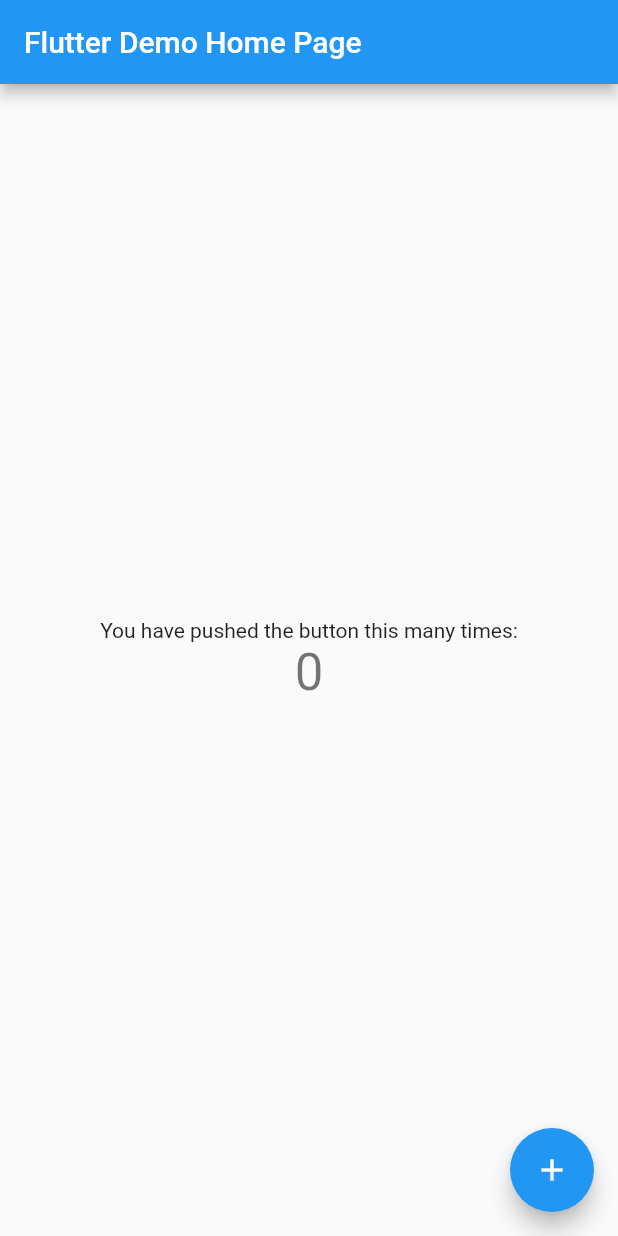
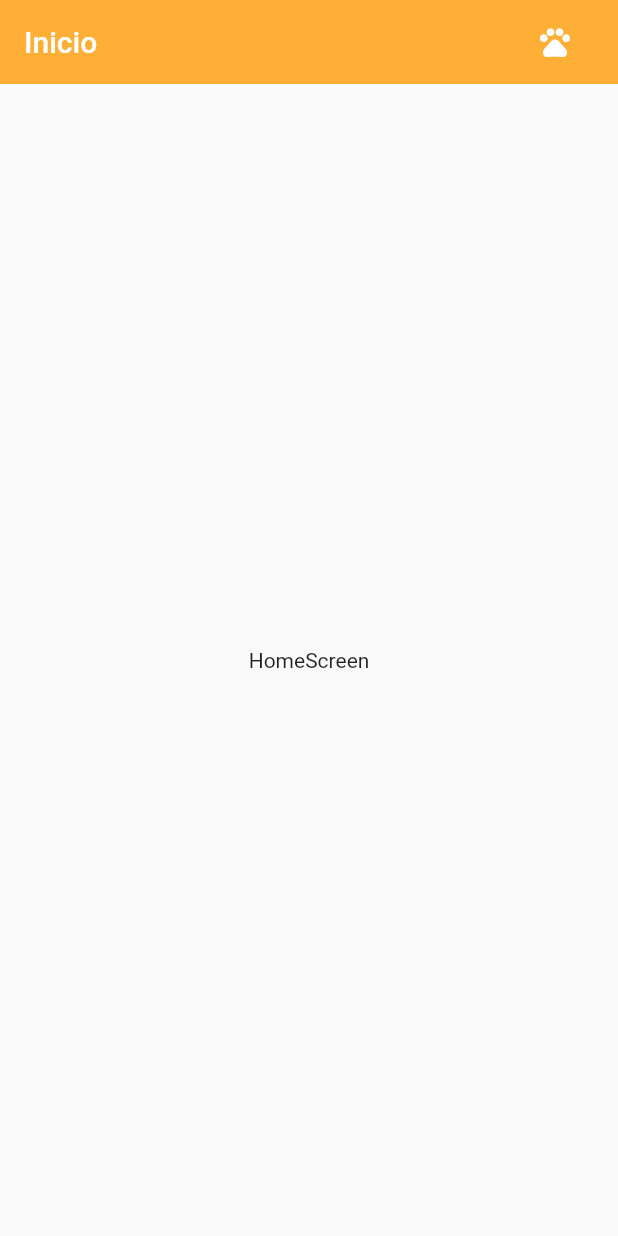
Before and after one commit to jrpardo92/petApp, a Flutter app: the screen it shows after launch, on a phone screen of 412 x 824 dp. Run offline on Flutter 3.47's test engine with Material 2 defaults, Android fonts, the light colour scheme and no system bars.

Commit message:
definicion de rutas y configuraciones principales

```diff
--- /dev/null
+++ b/lib/Screens/home_screen.dart
@@ -0,0 +1,27 @@
+import 'package:flutter/material.dart';
+
+class HomeScreen extends StatelessWidget {
+  const HomeScreen({Key? key}) : super(key: key);
+
+  @override
+  Widget build(BuildContext context) {
+    // TODO: definicion color principal de la app
+    const colorPrincipal = Color(0xffFFAF36);
+    return Scaffold(
+      appBar: AppBar(
+        elevation: 0,
+        backgroundColor: colorPrincipal,
+        title: const Text('Inicio'),
+        actions: const [
+          Padding(
+            padding: EdgeInsets.only(right: 30.0),
+            child: Icon(Icons.pets),
+          )
+        ],
+      ),
+      body: Center(
+        child: Text('HomeScreen'),
+      ),
+    );
+  }
+}
--- a/lib/main.dart
+++ b/lib/main.dart
@@ -1,115 +1,30 @@
 import 'package:flutter/material.dart';
+import 'package:pet_app/Screens/settings_screen.dart';
+import 'Screens/screens.dart';
 
-void main() {
-  runApp(const MyApp());
-}
+void main() => runApp(MyApp());
 
 class MyApp extends StatelessWidget {
-  const MyApp({Key? key}) : super(key: key);
-
-  // This widget is the root of your application.
   @override
   Widget build(BuildContext context) {
     return MaterialApp(
-      title: 'Flutter Demo',
-      theme: ThemeData(
-        // This is the theme of your application.
-        //
-        // Try running your application with "flutter run". You'll see the
-        // application has a blue toolbar. Then, without quitting the app, try
-        // changing the primarySwatch below to Colors.green and then invoke
-        // "hot reload" (press "r" in the console where you ran "flutter run",
-        // or simply save your changes to "hot reload" in a Flutter IDE).
-        // Notice that the counter didn't reset back to zero; the application
-        // is not restarted.
-        primarySwatch: Colors.blue,
-      ),
-      home: const MyHomePage(title: 'Flutter Demo Home Page'),
+      debugShowCheckedModeBanner: false,
+      title: 'Material App',
+      initialRoute: 'home',
+      routes: {
+        'home': (context) => const HomeScreen(),
+        'alerts': (context) => const AlertsScreen(),
+        'entry': (context) => const EntryScreen(),
+        'login': (context) => const LoginScreen(),
+        'petRegister': (context) => const PetRegisterScreen(),
+        'pets': (context) => const PetsScreen(),
+        'petSearchInfo': (context) => const PetSearchInfoScreen(),
+        'recomendations': (context) => const RecomendationsScreen(),
+        'searchPet': (context) => const SearchPetScreen(),
+        'settings': (context) => const SettingsScreen(),
+        'splash': (context) => const SplashScreen(),
+        'userRegister': (context) => const UserRegisterScreen(),
+      },
     );
   }
 }
-
-class MyHomePage extends StatefulWidget {
-  const MyHomePage({Key? key, required this.title}) : super(key: key);
-
-  // This widget is the home page of your application. It is stateful, meaning
-  // that it has a State object (defined below) that contains fields that affect
-  // how it looks.
-
-  // This class is the configuration for the state. It holds the values (in this
-  // case the title) provided by the parent (in this case the App widget) and
-  // used by the build method of the State. Fields in a Widget subclass are
-  // always marked "final".
-
-  final String title;
-
-  @override
-  State<MyHomePage> createState() => _MyHomePageState();
-}
-
-class _MyHomePageState extends State<MyHomePage> {
-  int _counter = 0;
-
-  void _incrementCounter() {
-    setState(() {
-      // This call to setState tells the Flutter framework that something has
-      // changed in this State, which causes it to rerun the build method below
-      // so that the display can reflect the updated values. If we changed
-      // _counter without calling setState(), then the build method would not be
-      // called again, and so nothing would appear to happen.
-      _counter++;
-    });
-  }
-
-  @override
-  Widget build(BuildContext context) {
-    // This method is rerun every time setState is called, for instance as done
-    // by the _incrementCounter method above.
-    //
-    // The Flutter framework has been optimized to make rerunning build methods
-    // fast, so that you can just rebuild anything that needs updating rather
-    // than having to individually change instances of widgets.
-    return Scaffold(
-      appBar: AppBar(
-        // Here we take the value from the MyHomePage object that was created by
-        // the App.build method, and use it to set our appbar title.
-        title: Text(widget.title),
-      ),
-      body: Center(
-        // Center is a layout widget. It takes a single child and positions it
-        // in the middle of the parent.
-        child: Column(
-          // Column is also a layout widget. It takes a list of children and
-          // arranges them vertically. By default, it sizes itself to fit its
-          // children horizontally, and tries to be as tall as its parent.
-          //
-          // Invoke "debug painting" (press "p" in the console, choose the
-          // "Toggle Debug Paint" action from the Flutter Inspector in Android
-          // Studio, or the "Toggle Debug Paint" command in Visual Studio Code)
-          // to see the wireframe for each widget.
-          //
-          // Column has various properties to control how it sizes itself and
-          // how it positions its children. Here we use mainAxisAlignment to
-          // center the children vertically; the main axis here is the vertical
-          // axis because Columns are vertical (the cross axis would be
-          // horizontal).
-          mainAxisAlignment: MainAxisAlignment.center,
-          children: <Widget>[
-            const Text(
-              'You have pushed the button this many times:',
-            ),
-            Text(
-              '$_counter',
-              style: Theme.of(context).textTheme.headline4,
-            ),
-          ],
-        ),
-      ),
-      floatingActionButton: FloatingActionButton(
-        onPressed: _incrementCounter,
-        tooltip: 'Increment',
-        child: const Icon(Icons.add),
-      ), // This trailing comma makes auto-formatting nicer for build methods.
-    );
-  }
-}
```
Also changed, not shown: lib/Screens/alerts_screen.dart (added, +14 -0 lines), lib/Screens/entry_screen.dart (added, +14 -0 lines), lib/Screens/login_screen.dart (added, +14 -0 lines), lib/Screens/petRegister_screen.dart (added, +14 -0 lines), lib/Screens/petSeachInfo_screen.dart (added, +14 -0 lines), lib/Screens/pets_screen.dart (added, +14 -0 lines), lib/Screens/recomendations_screen.dart (added, +14 -0 lines), lib/Screens/screens.dart (added, +11 -0 lines), lib/Screens/searchPet_screen.dart (added, +14 -0 lines), lib/Screens/settings_screen.dart (added, +14 -0 lines), lib/Screens/splash_screen.dart (added, +14 -0 lines), lib/Screens/userRegister_screen.dart (added, +14 -0 lines), 1 other file.
